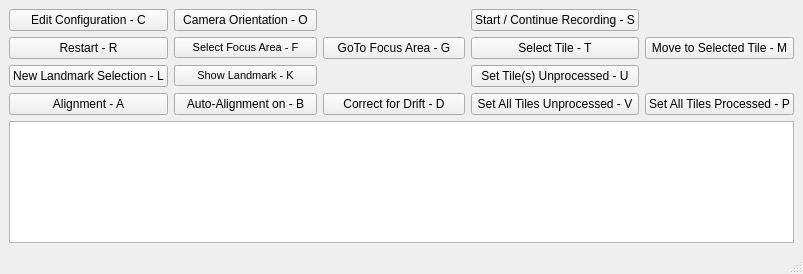
Above: Source/qtgui.ui from Rolf-Hempel/MoonPanoramaMaker before the change. Below: the same form after it.
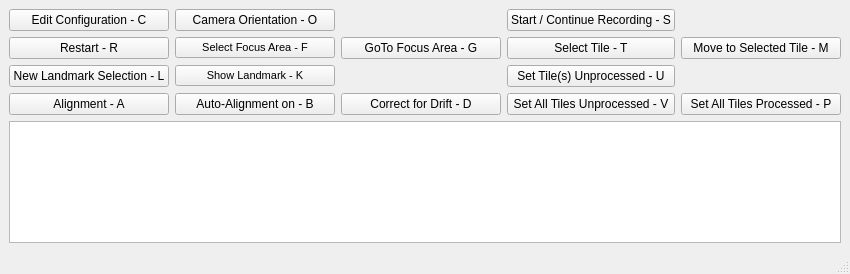
That is the form after the change.

```diff
--- a/Source/qtgui.ui
+++ b/Source/qtgui.ui
@@ -6,7 +6,7 @@
    <rect>
     <x>0</x>
     <y>0</y>
-    <width>803</width>
+    <width>850</width>
     <height>274</height>
    </rect>
   </property>
```
